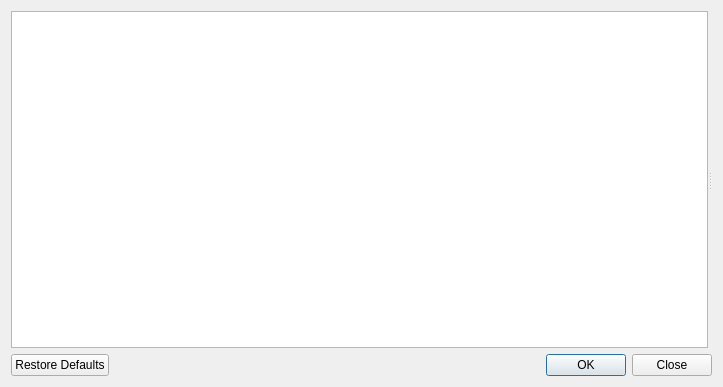
oblalex/horus, file commander/src/HorusConfig/main_window.ui: the form before one commit.
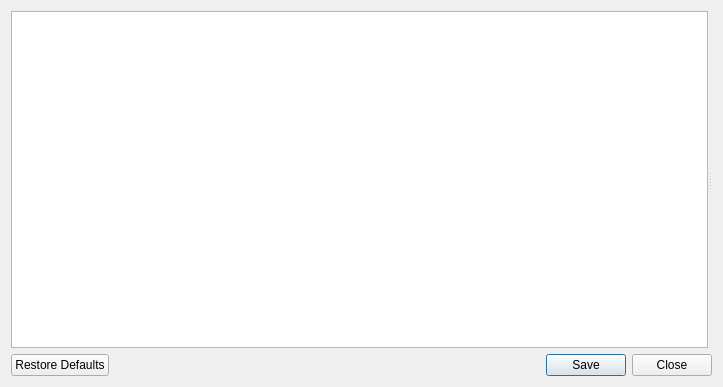
The form after the commit. Icons and pictures are not drawn.

What changed in the file:
```diff
--- a/commander/src/HorusConfig/main_window.ui
+++ b/commander/src/HorusConfig/main_window.ui
@@ -45,7 +45,7 @@
     <item>
      <widget class="QDialogButtonBox" name="buttons">
       <property name="standardButtons">
-       <set>QDialogButtonBox::Close|QDialogButtonBox::Ok|QDialogButtonBox::RestoreDefaults</set>
+       <set>QDialogButtonBox::Close|QDialogButtonBox::RestoreDefaults|QDialogButtonBox::Save</set>
       </property>
       <property name="centerButtons">
        <bool>false</bool>
```
